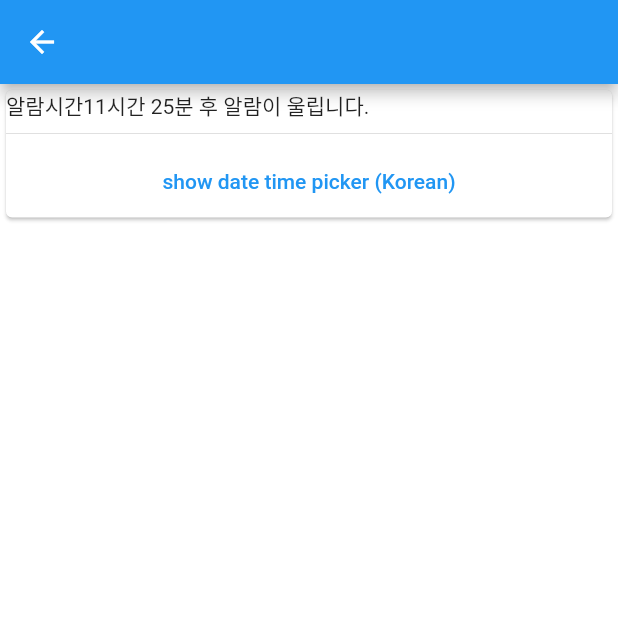
After one commit to workingscorpion/scorpion_alarm, a Flutter app: the AddAlarmPage screen opened by its route, after a tap on "show date time picker (Korean)", on a phone screen of 412 x 824 dp, the top half of it. The commit adds this screen. Run offline on Flutter 3.47's test engine with Material 2 defaults, Android fonts, the phone set to English and light mode, and no system bars; our stand-ins replace flutter_datetime_picker, mobx, shared_preferences, tinycolor; accounts and stored records are empty; generated files the repository leaves out were written again.

Commit message:
feat: addAlarmPage and routing

```diff
--- /dev/null
+++ b/lib/pages/addAlarm.dart
@@ -0,0 +1,53 @@
+import 'package:flutter/material.dart';
+import 'package:flutter_datetime_picker/flutter_datetime_picker.dart';
+
+class AddAlarmPage extends StatefulWidget {
+  AddAlarmPage({Key key}) : super(key: key);
+
+  @override
+  _AddAlarmPageState createState() => _AddAlarmPageState();
+}
+
+class _AddAlarmPageState extends State<AddAlarmPage> {
+  @override
+  Widget build(BuildContext context) {
+    return Scaffold(
+      appBar: AppBar(),
+      backgroundColor: Colors.white,
+      body: ListView(
+        children: <Widget>[
+          Card(
+            child: Column(
+              children: <Widget>[
+                Row(
+                  children: <Widget>[
+                    Text('알람시간'),
+                    Text('11시간 25분 후 알람이 울립니다.') //TODO: 시간 계산
+                  ],
+                ),
+                Divider(),
+                FlatButton(
+                    onPressed: () {
+                      DatePicker.showTime12hPicker(context,
+                          showTitleActions: true,
+
+                          // minTime: DateTime(2018, 3, 5),
+                          // maxTime: DateTime(2019, 6, 7),
+                          onChanged: (date) {
+                        print('change $date');
+                      }, onConfirm: (date) {
+                        print('confirm $date');
+                      }, currentTime: DateTime.now(), locale: LocaleType.ko);
+                    },
+                    child: Text(
+                      'show date time picker (Korean)',
+                      style: TextStyle(color: Colors.blue),
+                    ))
+              ],
+            ),
+          )
+        ],
+      ),
+    );
+  }
+}
--- a/lib/router/routeNames.dart
+++ b/lib/router/routeNames.dart
@@ -1,6 +1,8 @@
 class RouteNames {
   static const String Splash = '/';
   static const String Home = '/home';
+
+  static const String Add = '/add';
 
   // hotel
   // static const String CreateHotel = '/hotel/create';
--- a/lib/router/router.dart
+++ b/lib/router/router.dart
@@ -1,4 +1,5 @@
 import 'package:flutter/material.dart';
+import 'package:scorpion_alarm_app/pages/addAlarm.dart';
 import 'package:scorpion_alarm_app/pages/home.dart';
 import 'package:scorpion_alarm_app/pages/splash.dart';
 import 'package:scorpion_alarm_app/router/routeNames.dart';
@@ -17,17 +18,23 @@ class Router {
           settings: settings,
         );
 
+      case RouteNames.Home:
+        return MaterialPageRoute(
+          builder: (context) => HomePage(),
+          settings: settings,
+        );
+
+      case RouteNames.Add:
+        return MaterialPageRoute(
+          builder: (context) => AddAlarmPage(),
+          settings: settings,
+        );
+
       //   case RouteNames.Login:
       //     return MaterialPageRoute(
       //       builder: (context) => LoginPage(),
       //       settings: settings,
       //     );
-
-      case RouteNames.Home:
-        return MaterialPageRoute(
-          builder: (context) => HomePage(),
-          settings: settings,
-        );
 
       //   case RouteNames.SelectHotel:
       //     return MaterialPageRoute(
@@ -141,6 +148,8 @@ class Router {
 
   static toHome() => _navigationStore.reset(RouteNames.Home);
 
+  static toAdd() => _navigationStore.push(RouteNames.Add);
+
   // static toSelectHotel() => _navigationStore.reset(RouteNames.SelectHotel);
 
   // static toWriteIssue({String issueObjectId}) => _navigationStore.push(
--- a/pubspec.yaml
+++ b/pubspec.yaml
@@ -31,6 +31,7 @@ dependencies:
 
   #ui
   tinycolor: ^1.0.2
+  flutter_datetime_picker: ^1.4.0
 
   #sharedPreferences
   shared_preferences: ^0.5.10
```
